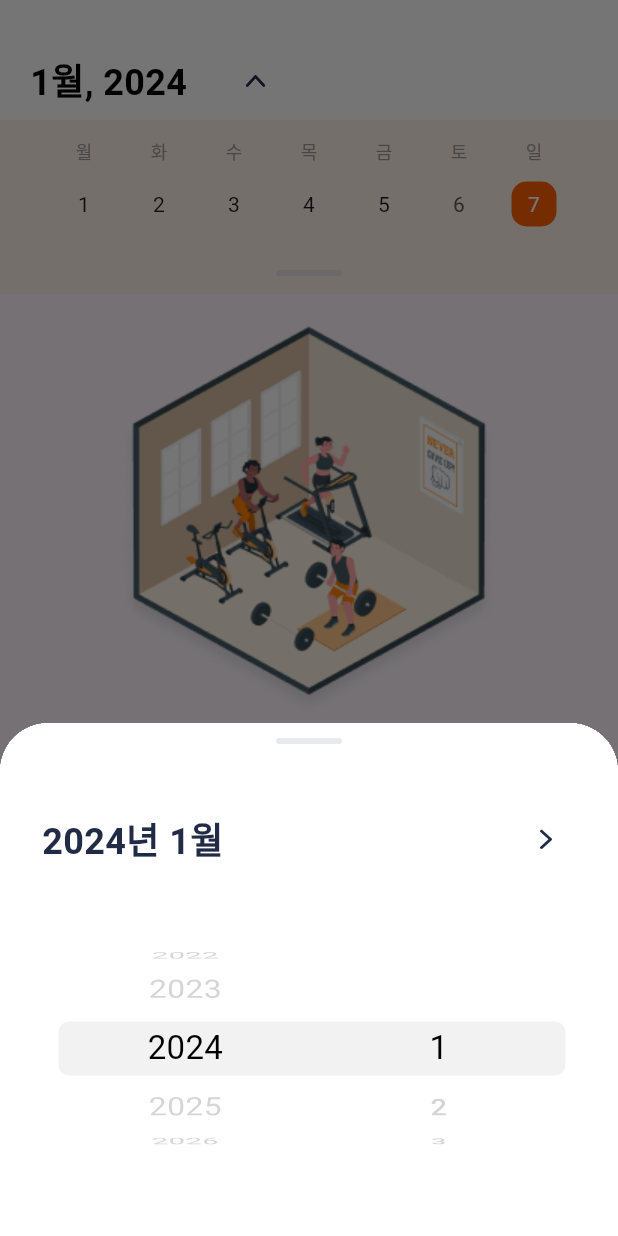
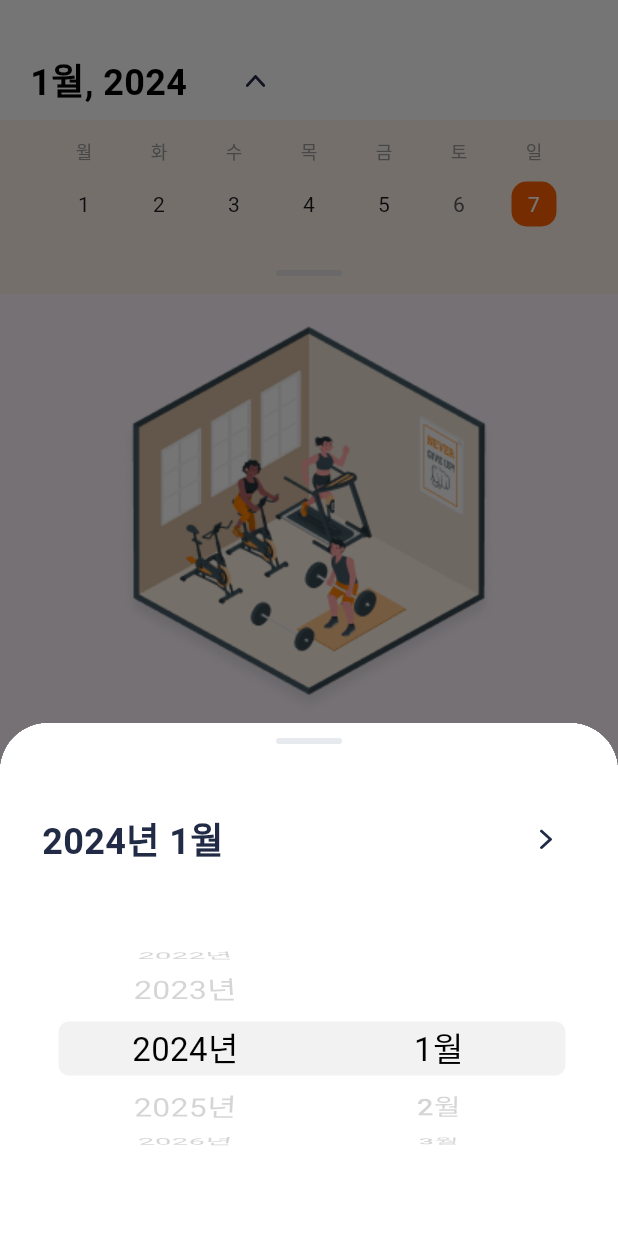
Before and after one commit to taesung1993/progressive_overload, a Flutter app: the screen it shows after launch, after a tap on an icon or button, on a phone screen of 412 x 824 dp. Run offline on Flutter 3.47's test engine with Material 3 defaults, Android fonts, the phone set to English and light mode, and no system bars; drawn by our look-alikes of table_calendar; our stand-ins replace flutter_svg, google_fonts.

Commit message:
add suffix

```diff
--- a/lib/widgets/date_picker_botttom_sheet.dart
+++ b/lib/widgets/date_picker_botttom_sheet.dart
@@ -148,7 +148,7 @@ class _DatePickerBottomSheetState extends State<DatePickerBottomSheet> {
                                   return SizedBox(
                                     child: Center(
                                       child: Text(
-                                        '$element',
+                                        '$element년',
                                         style: GoogleFonts.roboto(
                                           fontSize: 22,
                                           fontWeight: FontWeight.w400,
@@ -186,7 +186,7 @@ class _DatePickerBottomSheetState extends State<DatePickerBottomSheet> {
                                   return SizedBox(
                                     child: Center(
                                       child: Text(
-                                        '$element',
+                                        '$element월',
                                         style: GoogleFonts.roboto(
                                             fontSize: _selectedMonth == element
                                                 ? 22
```
